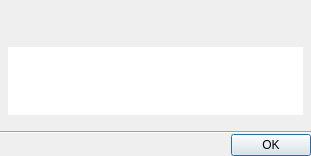
First picture: the form in client/libclient/src/ui/dialogs/license_notification_dialog.ui, repository networkoptix/nx_open, before the edit.
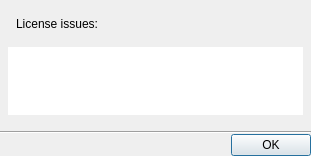
Second picture: the form after the edit.

Commit message:
VMS-3116: Redesign "License expiration" warning
<==== Mercurial data ====>
Branch: dev_3.0.0_gui

The edit to the form file:
```diff
--- a/client/libclient/src/ui/dialogs/license_notification_dialog.ui
+++ b/client/libclient/src/ui/dialogs/license_notification_dialog.ui
@@ -49,7 +49,7 @@
      <item>
       <widget class="QLabel" name="label">
        <property name="text">
-        <string notr="true">&lt;Some of your licenses are unavailable&gt;</string>
+        <string>License issues:</string>
        </property>
        <property name="indent">
         <number>8</number>
```
The commit also changes 4 other files.
